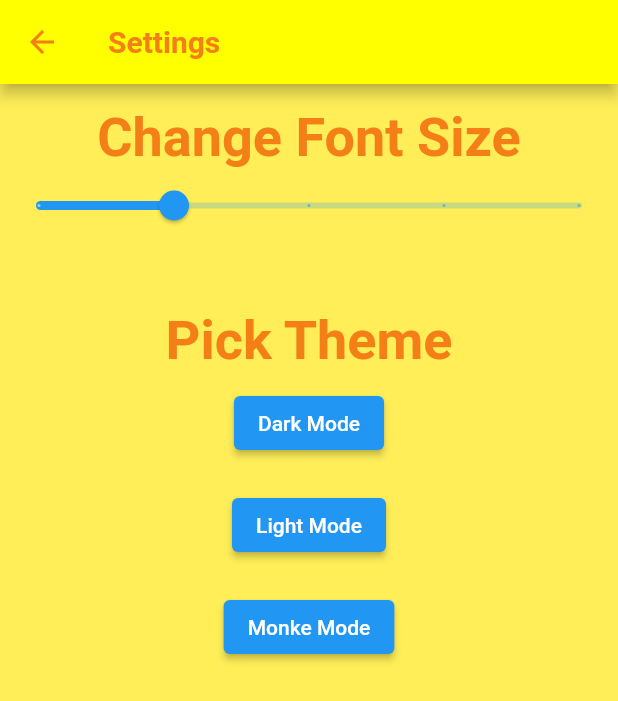
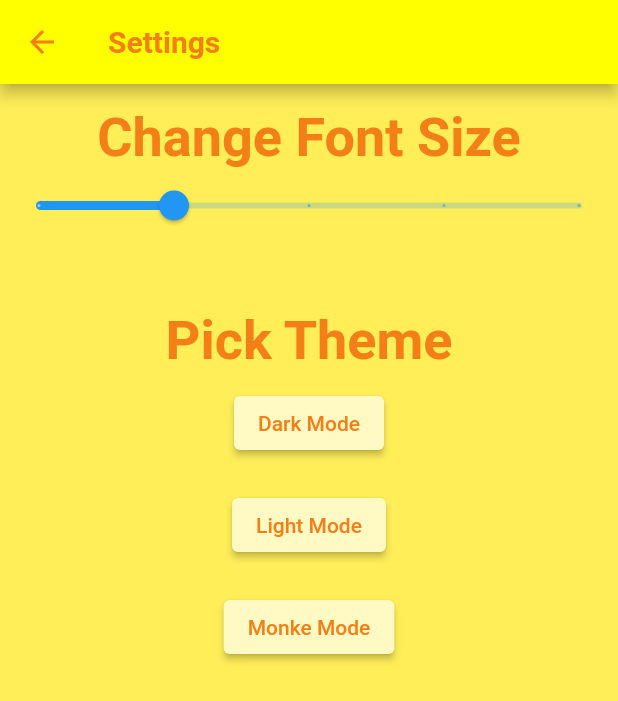
Before and after one commit to AllexisAlvarico/CHG_app, a Flutter app: the SettingsPage screen opened by its route, after a tap on "Monke Mode", on a phone screen of 412 x 824 dp. Shown: the top 701 px of the screen. Run offline on Flutter 3.47's test engine with Material 2 defaults, Android fonts, the phone set to English and light mode, and no system bars; our stand-ins replace animated_splash_screen; missing offline and left inert: advance_pdf_viewer; Roboto replaces fonts that are missing (Futura).

Commit message:
Settings Buttons now change to match themes.

```diff
--- a/lib/globals.dart
+++ b/lib/globals.dart
@@ -26,13 +26,20 @@ double spaceSize = Device.safeBlockVertical * 2;
 Color appbarColor = Colors.black;
 Color backgroundColor = Colors.grey[850]!;
 Color secondaryBackgroundColor = Colors.grey[700]!;
+Color buttonColor = Colors.black;
 Color textColor = Colors.white;
 
-setNewTheme(Color canvas, Color appbar, Color text, Color secondBackground) {
+setNewTheme(Color canvas, Color appbar, Color text, Color secondBackground,
+    Color button) {
   setAppBarColor(canvas);
   setBackgroundColor(appbar);
   setTextColor(text);
   setSecondaryBackgroundColor(secondBackground);
+  setButtonColor(button);
+}
+
+setButtonColor(Color button) {
+  buttonColor = button;
 }
 
 setAppBarColor(Color newColor) {
--- a/lib/screens/settings.dart
+++ b/lib/screens/settings.dart
@@ -78,10 +78,11 @@ class _SettingsPageState extends State<SettingsPage> {
               onPressed: () {
                 setState(() {
                   setNewTheme(Colors.black, Colors.grey[850]!, Colors.white,
-                      Colors.grey[700]!);
+                      Colors.grey[700]!, Colors.black);
                 });
               },
-              child: Text("Dark Mode")),
+              child: Text("Dark Mode", style: TextStyle(color: textColor)),
+              style: ElevatedButton.styleFrom(primary: buttonColor)),
           Divider(
             height: 20.0,
             color: Colors.transparent,
@@ -90,10 +91,11 @@ class _SettingsPageState extends State<SettingsPage> {
               onPressed: () {
                 setState(() {
                   setNewTheme(Colors.grey[200]!, Colors.white, Colors.black,
-                      Colors.grey[200]!);
+                      Colors.grey[200]!, Colors.grey[300]!);
                 });
               },
-              child: Text("Light Mode")),
+              child: Text("Light Mode", style: TextStyle(color: textColor)),
+              style: ElevatedButton.styleFrom(primary: buttonColor)),
           Divider(
             height: 20.0,
             color: Colors.transparent,
@@ -101,11 +103,16 @@ class _SettingsPageState extends State<SettingsPage> {
           ElevatedButton(
               onPressed: () {
                 setState(() {
-                  setNewTheme(Colors.yellowAccent, Colors.yellow[400]!,
-                      Colors.yellow[900]!, Colors.yellow[700]!);
+                  setNewTheme(
+                      Colors.yellowAccent,
+                      Colors.yellow[400]!,
+                      Colors.yellow[900]!,
+                      Colors.yellow[700]!,
+                      Colors.yellow[100]!);
                 });
               },
-              child: Text("Monke Mode")),
+              child: Text("Monke Mode", style: TextStyle(color: textColor)),
+              style: ElevatedButton.styleFrom(primary: buttonColor)),
         ],
       ),
     );
```
